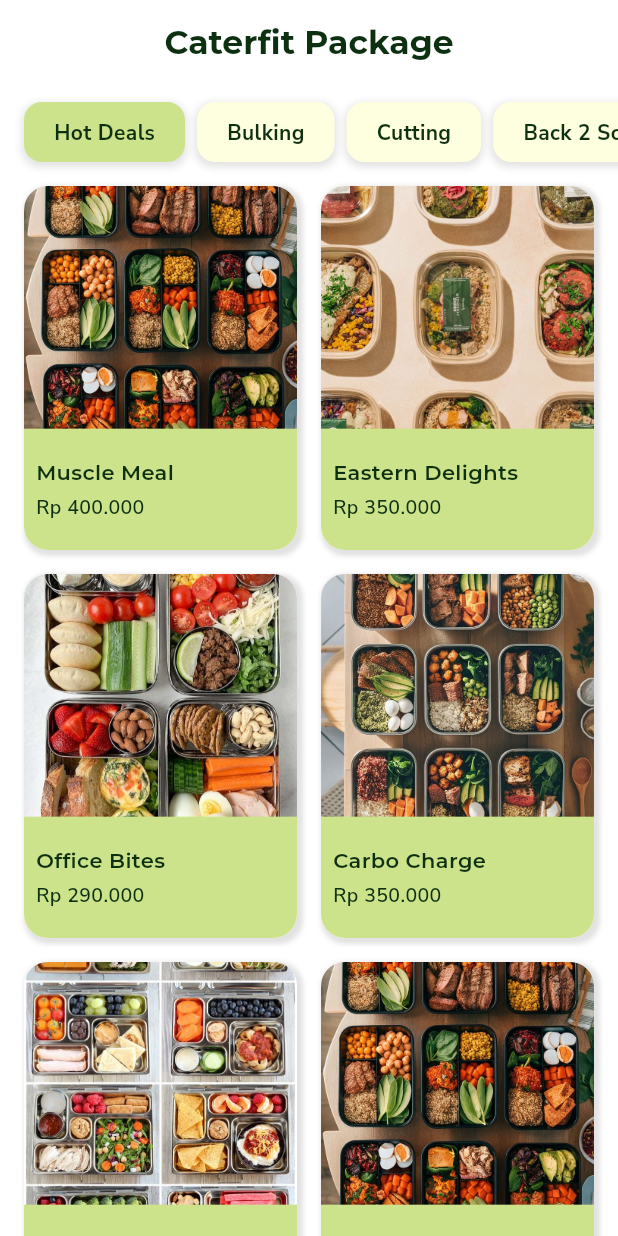
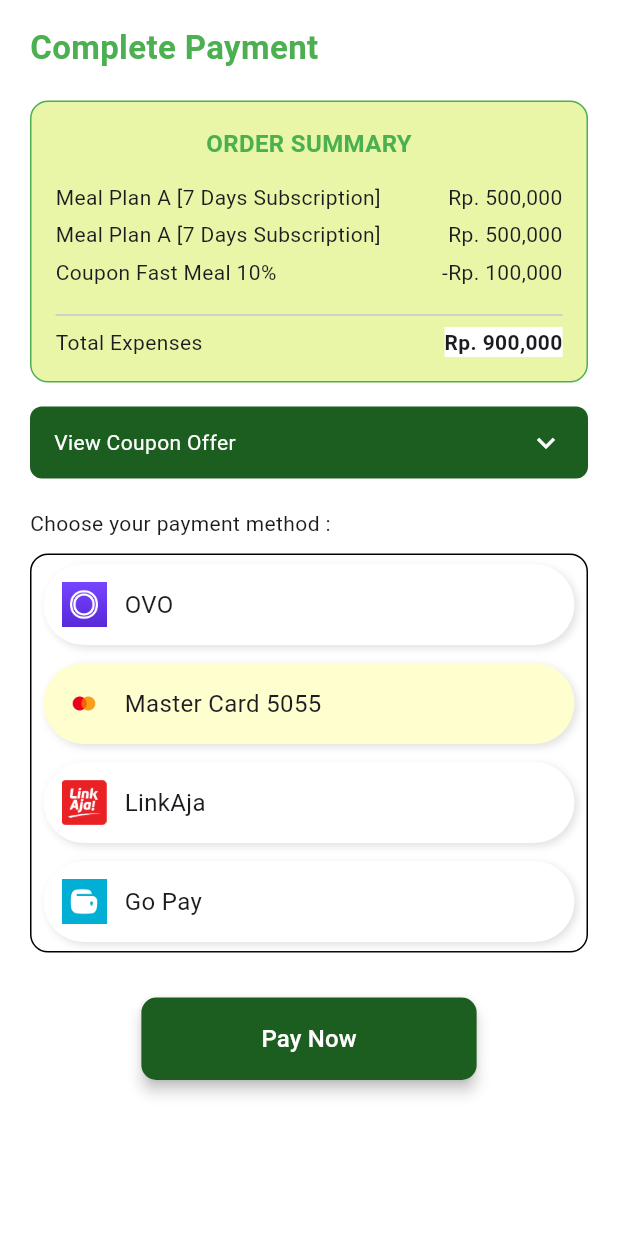
Before and after one commit to FelixSalim/CaterFit, a Flutter app: the screen it shows after launch, on a phone screen of 412 x 824 dp. Run offline on Flutter 3.47's test engine with Material 3 defaults, Android fonts, the phone set to English and light mode, and no system bars; our stand-ins replace google_fonts, image_picker.

Commit message:
payment page done

```diff
--- a/lib/main.dart
+++ b/lib/main.dart
@@ -1,3 +1,4 @@
+import 'package:caterfit/user/payment.dart';
 import 'package:flutter/material.dart';
 import 'package:caterfit/login.dart';
 import 'package:caterfit/user/packageMenu.dart';
@@ -14,7 +15,7 @@
     return const MaterialApp(
       title: 'CaterFit',
       // home: LoginPage(),
-      home: CaterfitPackageScreen(),
+      home: PaymentPage(),
       debugShowMaterialGrid: false,
       debugShowCheckedModeBanner: false,
     );
--- /dev/null
+++ b/lib/user/payment.dart
@@ -0,0 +1,260 @@
+import 'package:flutter/material.dart';
+
+void main() {
+  runApp(const MaterialApp(
+    debugShowCheckedModeBanner: false,
+    home: PaymentPage(),
+  ));
+}
+
+class PaymentPage extends StatefulWidget {
+  const PaymentPage({super.key});
+
+  @override
+  State<PaymentPage> createState() => _PaymentPageState();
+}
+
+class _PaymentPageState extends State<PaymentPage> {
+  bool showCoupons = false;
+  String selectedMethod = 'Master Card 5055';
+
+  final List<String> coupons = [
+    'Fast Meal 10% - Rp. 100,000',
+    'Healthy Plan 5% - Rp. 50,000',
+    'First Order - Rp. 70,000',
+  ];
+
+  final List<Map<String, dynamic>> paymentMethods = [
+    {'name': 'OVO', 'image': 'Assets/ovo.png'},
+    {'name': 'Master Card 5055', 'image': 'Assets/mastercard.png'},
+    {'name': 'LinkAja', 'image': 'Assets/Linkaja.png'},
+    {'name': 'Go Pay', 'image': 'Assets/gopay.png'},
+  ];
+
+  @override
+  Widget build(BuildContext context) {
+    return Scaffold(
+      backgroundColor: Colors.white,
+      body: SafeArea(
+        child: SingleChildScrollView(
+          padding: const EdgeInsets.symmetric(horizontal: 20.0, vertical: 16),
+          child: Column(
+            crossAxisAlignment: CrossAxisAlignment.start,
+            children: [
+              const Text(
+                'Complete Payment',
+                style: TextStyle(
+                  fontSize: 22,
+                  fontWeight: FontWeight.bold,
+                  color: Colors.green,
+                ),
+              ),
+              const SizedBox(height: 20),
+
+              // Order Summary
+              Container(
+                width: double.infinity,
+                padding: const EdgeInsets.all(16),
+                decoration: BoxDecoration(
+                  color: const Color(0xFFE9F6A8),
+                  borderRadius: BorderRadius.circular(12),
+                  border: Border.all(color: Colors.green),
+                ),
+                child: Column(
+                  crossAxisAlignment: CrossAxisAlignment.start,
+                  children: [
+                    const Center(
+                      child: Text(
+                        'ORDER SUMMARY',
+                        style: TextStyle(
+                          fontWeight: FontWeight.bold,
+                          color: Colors.green,
+                          fontSize: 16,
+                        ),
+                      ),
+                    ),
+                    const SizedBox(height: 12),
+                    rowItem('Meal Plan A [7 Days Subscription]', 'Rp. 500,000'),
+                    rowItem('Meal Plan A [7 Days Subscription]', 'Rp. 500,000'),
+                    rowItem('Coupon Fast Meal 10%', '-Rp. 100,000'),
+                    const SizedBox(height: 8),
+                    const Divider(),
+                    Row(
+                      mainAxisAlignment: MainAxisAlignment.spaceBetween,
+                      children: const [
+                        Text('Total Expenses'),
+                        Text(
+                          'Rp. 900,000',
+                          style: TextStyle(
+                            backgroundColor: Colors.white,
+                            fontWeight: FontWeight.bold,
+                          ),
+                        ),
+                      ],
+                    )
+                  ],
+                ),
+              ),
+
+              const SizedBox(height: 16),
+
+              // View Coupon Offer Dropdown
+              GestureDetector(
+                onTap: () {
+                  setState(() {
+                    showCoupons = !showCoupons;
+                  });
+                },
+                child: Container(
+                  width: double.infinity,
+                  padding:
+                      const EdgeInsets.symmetric(vertical: 12, horizontal: 16),
+                  decoration: BoxDecoration(
+                    color: Colors.green.shade900,
+                    borderRadius: BorderRadius.circular(8),
+                  ),
+                  child: Row(
+                    mainAxisAlignment: MainAxisAlignment.spaceBetween,
+                    children: [
+                      const Text(
+                        'View Coupon Offer',
+                        style: TextStyle(color: Colors.white),
+                      ),
+                      Icon(
+                        showCoupons
+                            ? Icons.keyboard_arrow_up
+                            : Icons.keyboard_arrow_down,
+                        color: Colors.white,
+                      ),
+                    ],
+                  ),
+                ),
+              ),
+
+              if (showCoupons)
+                Container(
+                  width: double.infinity,
+                  margin: const EdgeInsets.only(top: 8),
+                  padding:
+                      const EdgeInsets.symmetric(vertical: 8, horizontal: 12),
+                  decoration: BoxDecoration(
+                    border: Border.all(color: Colors.green.shade900),
+                    borderRadius: BorderRadius.circular(8),
+                  ),
+                  child: Column(
+                    children: coupons
+                        .map((c) => Padding(
+                              padding:
+                                  const EdgeInsets.symmetric(vertical: 4.0),
+                              child: Text(
+                                c,
+                                style: const TextStyle(color: Colors.black87),
+                              ),
+                            ))
+                        .toList(),
+                  ),
+                ),
+
+              const SizedBox(height: 20),
+              const Text('Choose your payment method :'),
+              const SizedBox(height: 10),
+
+              // Payment Methods
+              Container(
+                decoration: BoxDecoration(
+                  border: Border.all(color: Colors.black),
+                  borderRadius: BorderRadius.circular(12),
+                ),
+                child: Column(
+                  children: paymentMethods.map((method) {
+                    final bool isSelected = method['name'] == selectedMethod;
+                    return GestureDetector(
+                      onTap: () {
+                        setState(() {
+                          selectedMethod = method['name'];
+                        });
+                      },
+                      child: Container(
+                        margin: const EdgeInsets.symmetric(
+                            vertical: 6, horizontal: 8),
+                        padding: const EdgeInsets.all(12),
+                        decoration: BoxDecoration(
+                          color: isSelected
+                              ? const Color(0xFFFFFECF)
+                              : Colors.white,
+                          borderRadius: BorderRadius.circular(40),
+                          boxShadow: [
+                            BoxShadow(
+                              color: Colors.grey.shade300,
+                              blurRadius: 4,
+                              offset: const Offset(2, 2),
+                            ),
+                          ],
+                        ),
+                        child: Row(
+                          children: [
+                            Image.asset(
+                              method['image'],
+                              width: 30,
+                              height: 30,
+                            ),
+                            const SizedBox(width: 12),
+                            Expanded(
+                              child: Text(
+                                method['name'],
+                                style: const TextStyle(fontSize: 16),
+                              ),
+                            ),
+                          ],
+                        ),
+                      ),
+                    );
+                  }).toList(),
+                ),
+              ),
+
+              const SizedBox(height: 30),
+
+              // Pay Now Button
+              Center(
+                child: ElevatedButton(
+                  onPressed: () {
+                    // handle pay action
+                  },
+                  style: ElevatedButton.styleFrom(
+                    backgroundColor: Colors.green.shade900,
+                    padding: const EdgeInsets.symmetric(
+                        horizontal: 80, vertical: 16),
+                    shape: RoundedRectangleBorder(
+                      borderRadius: BorderRadius.circular(10),
+                    ),
+                    elevation: 4,
+                  ),
+                  child: const Text(
+                    'Pay Now',
+                    style: TextStyle(fontSize: 16, color: Colors.white),
+                  ),
+                ),
+              ),
+
+              const SizedBox(height: 30),
+            ],
+          ),
+        ),
+      ),
+    );
+  }
+
+  Widget rowItem(String title, String value) {
+    return Padding(
+      padding: const EdgeInsets.symmetric(vertical: 2.5),
+      child: Row(
+        mainAxisAlignment: MainAxisAlignment.spaceBetween,
+        children: [
+          Flexible(child: Text(title)),
+          Text(value),
+        ],
+      ),
+    );
+  }
+}
```
Also changed, not shown: Assets/Linkaja.png (added), Assets/gopay.png (added), Assets/mastercard.png (added), Assets/ovo.png (added).
